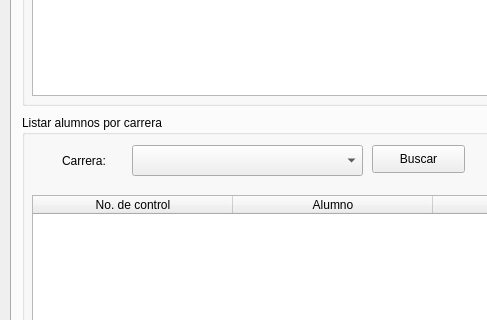
This is Examen1/interfaz.ui in Minato97/Examen_1_PA as Qt 5 draws it before an edit; both pictures show x 0 to 487 and y 221 to 541 of the 1097 by 692 pixel window. The edited form follows.
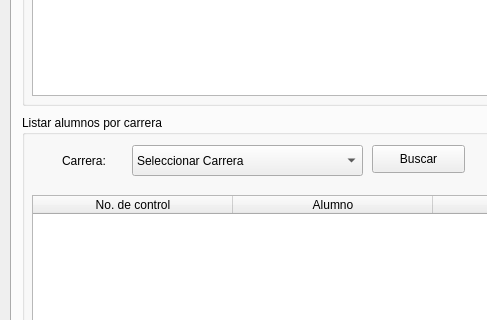
This is the edited form. The open tabs and pages were chosen to show the change.

```diff
--- a/Examen1/interfaz.ui
+++ b/Examen1/interfaz.ui
@@ -484,6 +484,11 @@
          <height>31</height>
         </rect>
        </property>
+       <item>
+        <property name="text">
+         <string>Seleccionar Carrera</string>
+        </property>
+       </item>
       </widget>
       <widget class="QPushButton" name="C_btnBuscar_Carrera">
        <property name="geometry">
```
Left out of the diff: 4 changed lines with no effect on the pictures.
